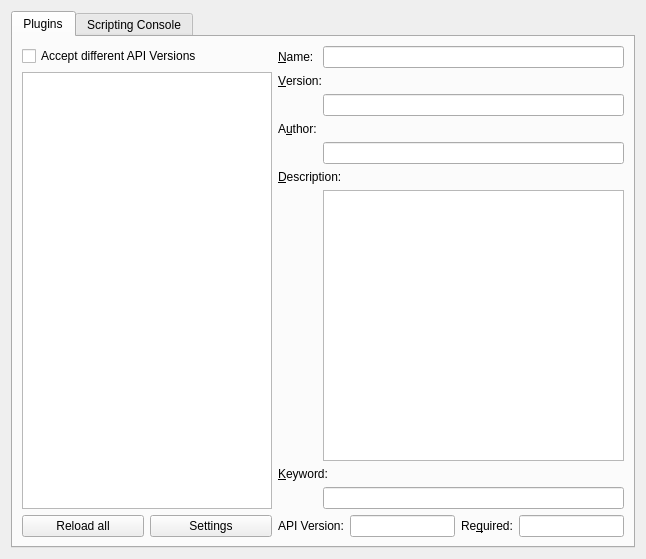
The window that ressources/pyTSon-configdialog.ui (pathmann/pyTSon) describes before a commit, drawn with Qt 5.
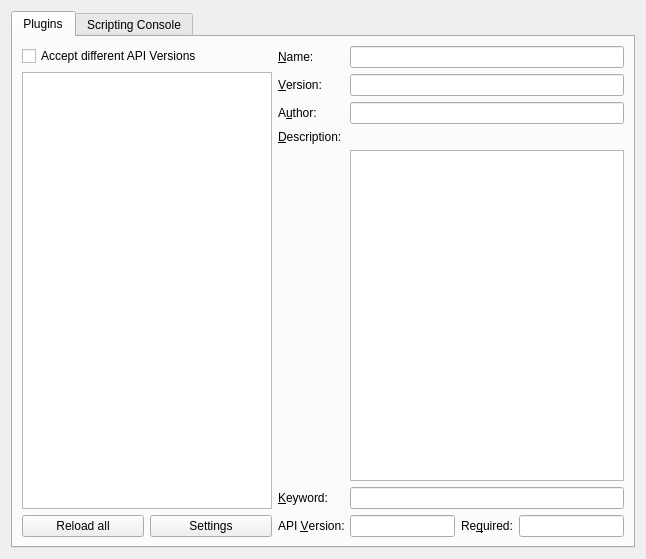
The same window after the commit.

Commit message: fixed configdialog's scripts form, switched to GridLayout

Diff of the .ui file:
```diff
--- a/ressources/pyTSon-configdialog.ui
+++ b/ressources/pyTSon-configdialog.ui
@@ -23,7 +23,7 @@
       <attribute name="title">
        <string>Plugins</string>
       </attribute>
-      <layout class="QHBoxLayout" name="horizontalLayout_2">
+      <layout class="QHBoxLayout" name="horizontalLayout">
        <item>
         <layout class="QVBoxLayout" name="verticalLayout_2">
          <item>
@@ -60,7 +60,24 @@
         </layout>
        </item>
        <item>
-        <layout class="QFormLayout" name="formLayout">
+        <layout class="QGridLayout" name="gridLayout">
+         <item row="7" column="1">
+          <widget class="QLineEdit" name="apiEdit">
+           <property name="readOnly">
+            <bool>true</bool>
+           </property>
+          </widget>
+         </item>
+         <item row="6" column="0">
+          <widget class="QLabel" name="label_5">
+           <property name="text">
+            <string>&amp;Keyword:</string>
+           </property>
+           <property name="buddy">
+            <cstring>keywordEdit</cstring>
+           </property>
+          </widget>
+         </item>
          <item row="0" column="0">
           <widget class="QLabel" name="label">
            <property name="text">
@@ -71,14 +88,7 @@
            </property>
           </widget>
          </item>
-         <item row="0" column="1">
-          <widget class="QLineEdit" name="nameEdit">
-           <property name="readOnly">
-            <bool>true</bool>
-           </property>
-          </widget>
-         </item>
-         <item row="4" column="0" colspan="2">
+         <item row="1" column="0">
           <widget class="QLabel" name="label_2">
            <property name="text">
             <string>&amp;Version:</string>
@@ -88,14 +98,37 @@
            </property>
           </widget>
          </item>
-         <item row="5" column="1">
-          <widget class="QLineEdit" name="versionEdit">
-           <property name="readOnly">
-            <bool>true</bool>
+         <item row="7" column="0">
+          <widget class="QLabel" name="label_6">
+           <property name="text">
+            <string>API &amp;Version:</string>
            </property>
+           <property name="buddy">
+            <cstring>apiEdit</cstring>
+           </property>
           </widget>
          </item>
-         <item row="8" column="0">
+         <item row="3" column="0">
+          <widget class="QLabel" name="label_4">
+           <property name="text">
+            <string>&amp;Description:</string>
+           </property>
+           <property name="buddy">
+            <cstring>descriptionEdit</cstring>
+           </property>
+          </widget>
+         </item>
+         <item row="7" column="2">
+          <widget class="QLabel" name="label_7">
+           <property name="text">
+            <string>Re&amp;quired:</string>
+           </property>
+           <property name="buddy">
+            <cstring>requiredApiEdit</cstring>
+           </property>
+          </widget>
+         </item>
+         <item row="2" column="0">
           <widget class="QLabel" name="label_3">
            <property name="text">
             <string>A&amp;uthor:</string>
@@ -105,85 +138,48 @@
            </property>
           </widget>
          </item>
-         <item row="9" column="1">
+         <item row="7" column="3">
+          <widget class="QLineEdit" name="requiredApiEdit">
+           <property name="readOnly">
+            <bool>true</bool>
+           </property>
+          </widget>
+         </item>
+         <item row="0" column="1" colspan="3">
+          <widget class="QLineEdit" name="nameEdit">
+           <property name="readOnly">
+            <bool>true</bool>
+           </property>
+          </widget>
+         </item>
+         <item row="1" column="1" colspan="3">
+          <widget class="QLineEdit" name="versionEdit">
+           <property name="readOnly">
+            <bool>true</bool>
+           </property>
+          </widget>
+         </item>
+         <item row="2" column="1" colspan="3">
           <widget class="QLineEdit" name="authorEdit">
            <property name="readOnly">
             <bool>true</bool>
            </property>
           </widget>
          </item>
-         <item row="12" column="0" colspan="2">
-          <widget class="QLabel" name="label_4">
-           <property name="text">
-            <string>&amp;Description:</string>
-           </property>
-           <property name="buddy">
-            <cstring>descriptionEdit</cstring>
-           </property>
-          </widget>
-         </item>
-         <item row="15" column="1">
+         <item row="5" column="1" colspan="3">
           <widget class="QTextEdit" name="descriptionEdit">
            <property name="readOnly">
             <bool>true</bool>
            </property>
           </widget>
          </item>
-         <item row="16" column="0" colspan="2">
-          <widget class="QLabel" name="label_5">
-           <property name="text">
-            <string>&amp;Keyword:</string>
-           </property>
-           <property name="buddy">
-            <cstring>keywordEdit</cstring>
-           </property>
-          </widget>
-         </item>
-         <item row="18" column="1">
+         <item row="6" column="1" colspan="3">
           <widget class="QLineEdit" name="keywordEdit">
            <property name="readOnly">
             <bool>true</bool>
            </property>
           </widget>
          </item>
-         <item row="20" column="0" colspan="2">
-          <layout class="QHBoxLayout" name="horizontalLayout">
-           <item>
-            <widget class="QLabel" name="label_6">
-             <property name="text">
-              <string>API Version:</string>
-             </property>
-             <property name="buddy">
-              <cstring>apiEdit</cstring>
-             </property>
-            </widget>
-           </item>
-           <item>
-            <widget class="QLineEdit" name="apiEdit">
-             <property name="readOnly">
-              <bool>true</bool>
-             </property>
-            </widget>
-           </item>
-           <item>
-            <widget class="QLabel" name="label_7">
-             <property name="text">
-              <string>Re&amp;quired:</string>
-             </property>
-             <property name="buddy">
-              <cstring>requiredApiEdit</cstring>
-             </property>
-            </widget>
-           </item>
-           <item>
-            <widget class="QLineEdit" name="requiredApiEdit">
-             <property name="readOnly">
-              <bool>true</bool>
-             </property>
-            </widget>
-           </item>
-          </layout>
-         </item>
         </layout>
        </item>
       </layout>
```
